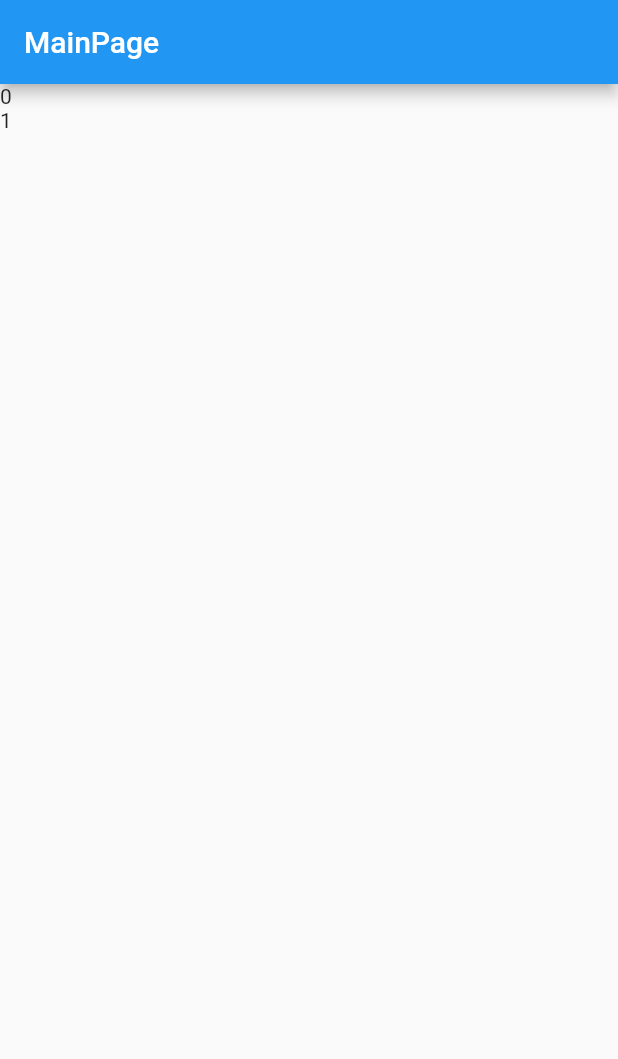
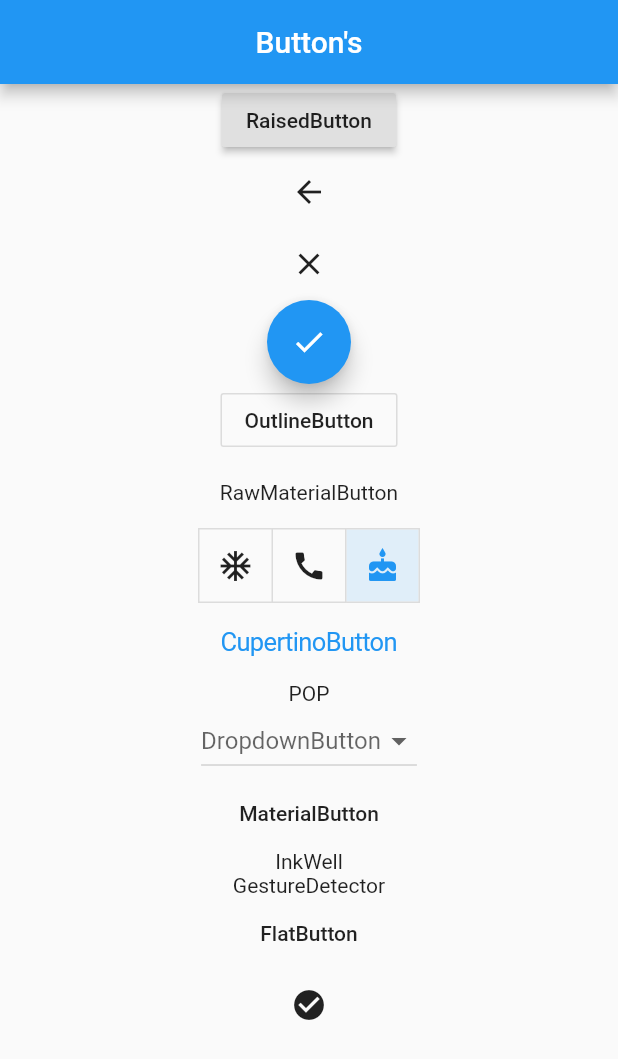
Before and after one commit to gof9325/widget, a Flutter app: the screen it shows after launch, on a phone screen of 412 x 824 dp. Shown: the top 1059 px of the screen. Run offline on Flutter 3.47's test engine with Material 2 defaults, Android fonts, the phone set to English and light mode, and no system bars.

Commit message:
2021.01.11

```diff
--- /dev/null
+++ b/lib/docs/no1.dart
@@ -0,0 +1,6 @@
+import 'package:flutter/material.dart';
+// 21.01.10 (1) Flutter tutorial Scaffold : 페이지
+// class no1 extends StatefulWidget{
+//   @override
+//   State<StatefulWidget> createState() => _MyAppState(index);
+// }
--- /dev/null
+++ b/lib/docs/no10.dart
@@ -0,0 +1,116 @@
+import 'package:flutter/cupertino.dart';
+import 'package:flutter/material.dart';
+
+class no10 extends StatefulWidget{
+  @override
+  State<StatefulWidget> createState() => _no10State();
+}
+
+class _no10State extends State<no10>{
+  List<bool> isSelected = [false, false, true];
+  @override
+  Widget build(BuildContext context) {
+    // 2021.01.11 (10) Flutter tutorial Button's Widget
+      return Scaffold(
+        appBar: AppBar(
+          title: Text("Button's"),
+          centerTitle: true,
+        ),
+        body:
+            Container(
+              alignment: Alignment.center,
+              child: Column(
+                children: [
+                  RaisedButton(
+                      child: Text("RaisedButton"),
+                      onPressed: (){}
+                  ),
+                  BackButton(),
+                  CloseButton(),
+                  FloatingActionButton(
+                      child: Icon(Icons.check),
+                      onPressed: (){}
+                  ),
+                  OutlineButton(
+                      child: Text("OutlineButton"),
+                      onPressed: (){}
+                  ),
+                  RawMaterialButton(
+                      child: Text("RawMaterialButton"),
+                      onPressed: (){}
+                  ),
+                  ToggleButtons(
+                    children: <Widget>[
+                      Icon(Icons.ac_unit),
+                      Icon(Icons.call),
+                      Icon(Icons.cake)
+                    ],
+                    onPressed: (int index){
+                      setState(() {
+                        for (int buttonIndex=0;
+                        buttonIndex < isSelected.length;
+                        buttonIndex++)
+                        {
+                          if(buttonIndex == index){
+                            isSelected[buttonIndex] = true;
+                          } else {
+                            isSelected[buttonIndex] = false;
+                          }
+                        }
+                      });
+                    },
+                    isSelected: isSelected,
+                  ),
+                  CupertinoButton(
+                      child: Text("CupertinoButton"),
+                      onPressed: (){}
+                  ),
+                  PopupMenuButton(
+                      child: Text("POP"),
+                      itemBuilder: (context) => [
+                        PopupMenuItem(
+                          child: Text("PopupMenuItem1"),
+                          value: "PopupMenuItem",
+                        ),
+                        PopupMenuItem(
+                          child: Text("PopupMenuItem2"),
+                          value: "PopupMenuItem",
+                        )
+                      ]
+                  ),
+                  DropdownButton(
+                      hint: Text("DropdownButton"),
+                      items: [
+                        DropdownMenuItem(
+                            value: 1,
+                            child: Text("1")
+                        )
+                      ],
+                      onChanged: (int value){}
+                  ),
+                  MaterialButton(
+                    child: Text("MaterialButton"),
+                    onPressed: (){},
+                  ),
+                  InkWell(
+                    child: Text("InkWell"),
+                    onTap: (){},
+                  ),
+                  GestureDetector(
+                    child: Text("GestureDetector"),
+                    onTap: (){},
+                  ),
+                  FlatButton(
+                      onPressed: (){},
+                      child: Text("FlatButton")
+                  ),
+                  IconButton(
+                      icon: Icon(Icons.check_circle),
+                      onPressed: (){})
+                ],
+              ),
+            )
+      );
+  }
+
+}
```
Also changed, not shown: lib/main.dart (+16 -8 lines), lib/no1234567.dart (+69 -35 lines), 1 other file.
